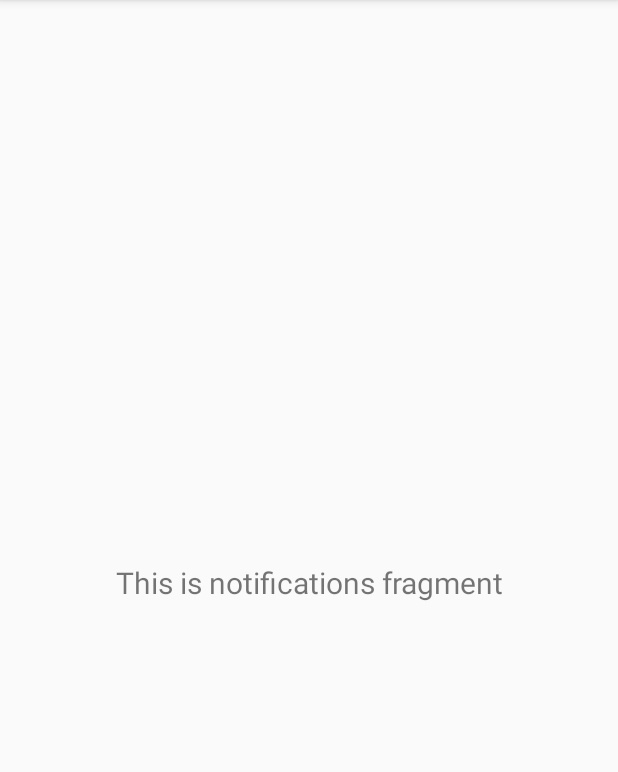
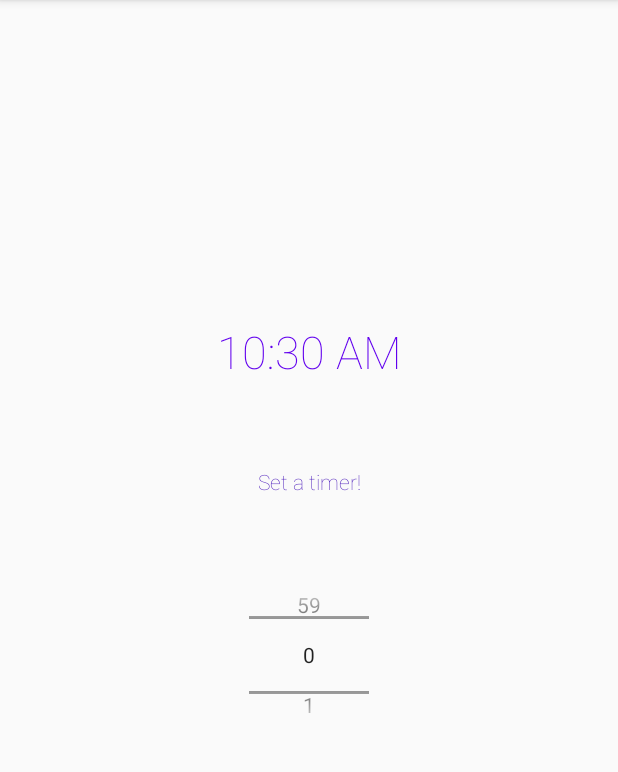
Before and after one commit to maijuriina/Android-Java-Course, an Android app: the fragment NotificationsFragment shown on its own in the app's theme, on a phone screen of 412 x 824 dp, the part 84-856 px from its top. Run offline under Robolectric (Android 15) with nearby library versions, the phone set to English and light mode, and no system bars.

Commit message:
Updated minSdk to 17 to be able to use TextClock. viewModel introduction updated. Set numberpicker in code, but still not working as intended. Shows right values but no text. Added string for timer-setting.

```diff
--- a/TestApplication/app/build.gradle
+++ b/TestApplication/app/build.gradle
@@ -6,7 +6,7 @@ android {
 
     defaultConfig {
         applicationId "com.example.testapplication"
-        minSdkVersion 16
+        minSdkVersion 17
         targetSdkVersion 30
         versionCode 1
         versionName "1.0"
--- a/TestApplication/app/src/main/java/com/example/testapplication/ui/dashboard/DashboardFragment.java
+++ b/TestApplication/app/src/main/java/com/example/testapplication/ui/dashboard/DashboardFragment.java
@@ -39,7 +39,6 @@ import java.util.Locale;
 
 public class DashboardFragment extends Fragment implements View.OnClickListener, LocationListener {
 
-    private DashboardViewModel dashboardViewModel;
     LocationManager locationManager;
     Location lastLocation;
     TextInputLayout latitude; // introduce xml's textinputlayouts
@@ -52,8 +51,7 @@ public class DashboardFragment extends Fragment implements View.OnClickListener,
 
     public View onCreateView(@NonNull LayoutInflater inflater,
                              ViewGroup container, Bundle savedInstanceState) {
-        dashboardViewModel =
-                new ViewModelProvider(this).get(DashboardViewModel.class);
+        DashboardViewModel dashboardViewModel = new ViewModelProvider(this).get(DashboardViewModel.class);
         View root = inflater.inflate(R.layout.fragment_dashboard, container, false);
         // find locationManager
         locationManager = (LocationManager) getActivity().getSystemService(Context.LOCATION_SERVICE);
--- a/TestApplication/app/src/main/java/com/example/testapplication/ui/notifications/NotificationsFragment.java
+++ b/TestApplication/app/src/main/java/com/example/testapplication/ui/notifications/NotificationsFragment.java
@@ -4,32 +4,67 @@ import android.os.Bundle;
 import android.view.LayoutInflater;
 import android.view.View;
 import android.view.ViewGroup;
+import android.widget.NumberPicker;
+import android.widget.TextClock;
 import android.widget.TextView;
 
 import androidx.annotation.NonNull;
-import androidx.annotation.Nullable;
 import androidx.fragment.app.Fragment;
-import androidx.lifecycle.Observer;
-import androidx.lifecycle.ViewModelProviders;
+import androidx.lifecycle.ViewModelProvider;
 
 import com.example.testapplication.R;
 
-public class NotificationsFragment extends Fragment {
-
-    private NotificationsViewModel notificationsViewModel;
+public class NotificationsFragment extends Fragment implements NumberPicker.OnValueChangeListener {
+    TextClock textClock;
+    NumberPicker noPickerHour;
+    NumberPicker noPickerMin;
+    int hourPicked;
+    int minPicked;
 
     public View onCreateView(@NonNull LayoutInflater inflater,
                              ViewGroup container, Bundle savedInstanceState) {
-        notificationsViewModel =
-                ViewModelProviders.of(this).get(NotificationsViewModel.class);
+        NotificationsViewModel notificationsViewModel = new ViewModelProvider(this).get(NotificationsViewModel.class);
         View root = inflater.inflate(R.layout.fragment_notifications, container, false);
-        final TextView textView = root.findViewById(R.id.text_notifications);
-        notificationsViewModel.getText().observe(getViewLifecycleOwner(), new Observer<String>() {
-            @Override
-            public void onChanged(@Nullable String s) {
-                textView.setText(s);
-            }
-        });
+
+        TextClock textClock = root.findViewById(R.id.textClock); // connecting xml counterparts
+        NumberPicker noPicker = root.findViewById(R.id.numberPicker);
+        noPicker.setMinValue(0);
+        noPicker.setMaxValue(59);
         return root;
     }
+
+    @Override
+    public void onValueChange(NumberPicker picker, int oldVal, int newVal) {
+    }
+
+    /*public void setMaxValues() {
+        if(noPicker != null) {
+            if (check24hSettings()) {
+                noPicker.setMinValue(1);
+                noPicker.setMaxValue(1);
+                pickerVals = new String[] {"0", "1", "2", "3", "4", "5", "6", "7", "8", "9", "10", "11", "12", "13", "14", "15", "16", "17", "18", "19", "20", "21", "22", "23", "24"};
+                noPicker.setDisplayedValues(pickerVals);
+            } else {
+                noPicker.setMinValue(1);
+                noPicker.setMaxValue(1);
+                pickerVals = new String[] {"1", "2", "3", "4", "5", "6", "7", "8", "9", "10", "11", "12"};
+                noPicker.setDisplayedValues(pickerVals);
+            }
+        }
+    }*/
+
+    /*public boolean check24hSettings() {
+        if(textClock != null) {
+            if (textClock.is24HourModeEnabled()) {
+                return true;
+            }
+            return false;
+        } return false;
+    }
+
+    @Override
+    public void onScrollStateChange(NumberPicker view, int scrollState) {
+
+    }
+    */
 }
--- a/TestApplication/app/src/main/res/layout/fragment_notifications.xml
+++ b/TestApplication/app/src/main/res/layout/fragment_notifications.xml
@@ -6,17 +6,61 @@
     android:layout_height="match_parent"
     tools:context=".ui.notifications.NotificationsFragment">
 
-    <TextView
-        android:id="@+id/text_notifications"
-        android:layout_width="match_parent"
+    <TextClock
+        android:id="@+id/textClock"
+        android:layout_width="wrap_content"
         android:layout_height="wrap_content"
-        android:layout_marginStart="8dp"
-        android:layout_marginTop="8dp"
-        android:layout_marginEnd="8dp"
-        android:textAlignment="center"
-        android:textSize="20sp"
+        android:layout_marginTop="150dp"
+        android:layout_marginBottom="450dp"
+        android:fontFamily="sans-serif-thin"
+        android:textColor="@color/colorPrimary"
+        android:textSize="30sp"
         app:layout_constraintBottom_toBottomOf="parent"
         app:layout_constraintEnd_toEndOf="parent"
+        app:layout_constraintHorizontal_bias="0.5"
         app:layout_constraintStart_toStartOf="parent"
         app:layout_constraintTop_toTopOf="parent" />
+
+    <!--<TextView
+        android:id="@+id/textClock"
+        android:layout_width="wrap_content"
+        android:layout_height="wrap_content"
+        android:layout_marginTop="250dp"
+        android:layout_marginBottom="350dp"
+        android:fontFamily="sans-serif-thin"
+        android:text="00:00"
+        android:textColor="@color/colorPrimary"
+        android:textSize="30sp"
+        app:layout_constraintBottom_toBottomOf="parent"
+        app:layout_constraintEnd_toEndOf="parent"
+        app:layout_constraintHorizontal_bias="0.5"
+        app:layout_constraintStart_toStartOf="parent"
+        app:layout_constraintTop_toTopOf="parent" />-->
+
+    <NumberPicker
+        android:id="@+id/numberPicker"
+        android:layout_width="80dp"
+        android:layout_height="100dp"
+        android:layout_marginTop="100dp"
+        android:layout_marginBottom="250dp"
+        app:layout_constraintBottom_toBottomOf="parent"
+        app:layout_constraintEnd_toEndOf="parent"
+        app:layout_constraintHorizontal_bias="0.5"
+        app:layout_constraintStart_toStartOf="parent"
+        app:layout_constraintTop_toBottomOf="@id/textClock" />
+
+    <TextView
+        android:id="@+id/textView4"
+        android:layout_width="wrap_content"
+        android:layout_height="wrap_content"
+        android:layout_marginTop="25dp"
+        android:layout_marginBottom="25dp"
+        android:fontFamily="sans-serif-thin"
+        android:text="@string/setTimer"
+        android:textColor="@color/colorPrimaryDark"
+        app:layout_constraintBottom_toTopOf="@+id/numberPicker"
+        app:layout_constraintEnd_toEndOf="parent"
+        app:layout_constraintHorizontal_bias="0.5"
+        app:layout_constraintStart_toStartOf="parent"
+        app:layout_constraintTop_toBottomOf="@+id/textClock" />
 </androidx.constraintlayout.widget.ConstraintLayout>
--- a/TestApplication/app/src/main/res/values/strings.xml
+++ b/TestApplication/app/src/main/res/values/strings.xml
@@ -19,4 +19,5 @@
     <string name="address">Address</string>
     <string name="mapButton">Show on map</string>
     <string name="addressMissing">Unable to search address</string>
+    <string name="setTimer">Set a timer!</string>
 </resources>
```
Also changed, not shown: 1 other file.
